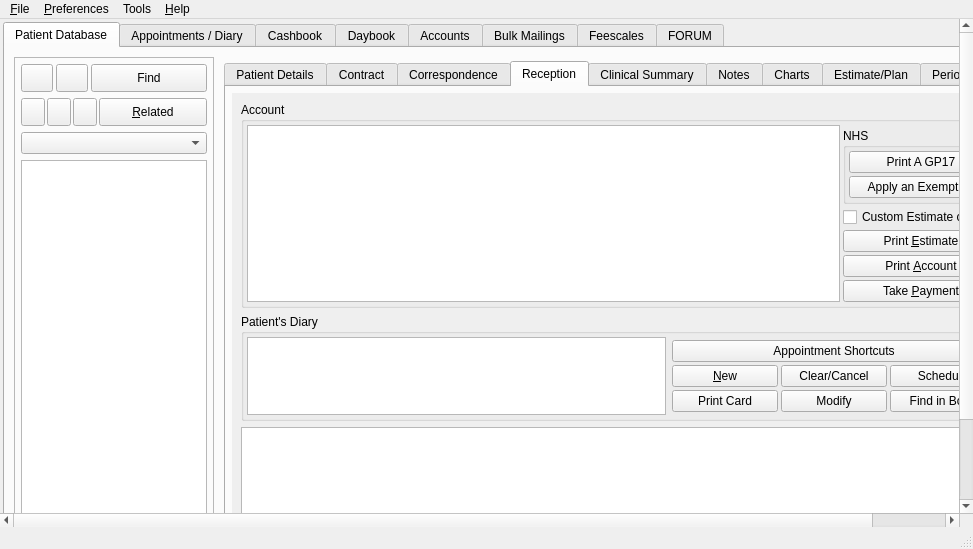
First picture: the form in src/openmolar/qt-designer/main.ui, repository rowinggolfer/openmolar1, before the edit.
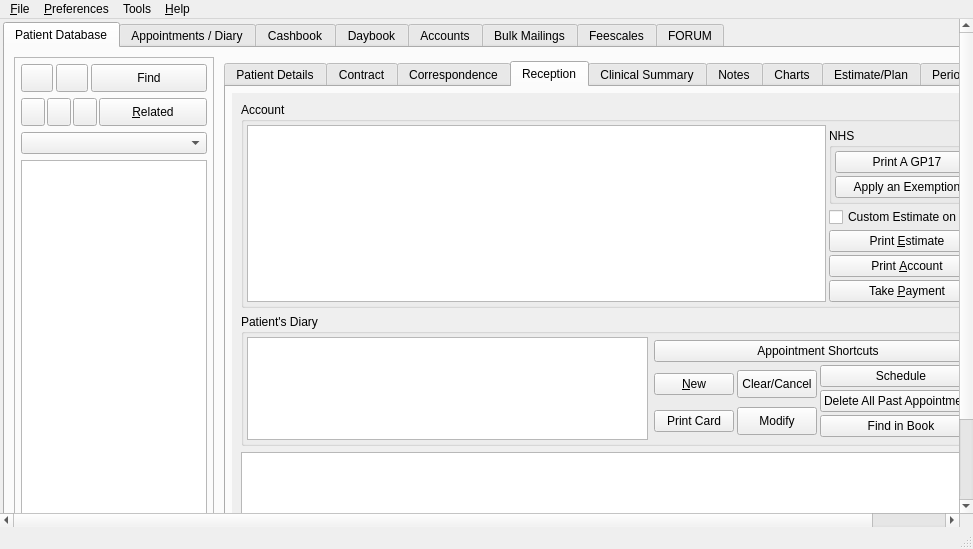
Second picture: the form after the edit. The open tabs and pages were chosen to show the change. Icons and pictures are not drawn.

Commit message: "find in book" from the reception page now highlights the appointment when moving to the relevant book.

Patch:
```diff
--- a/src/openmolar/qt-designer/main.ui
+++ b/src/openmolar/qt-designer/main.ui
@@ -60,7 +60,7 @@
       <widget class="QWidget" name="scrollAreaWidgetContents_12">
        <property name="geometry">
         <rect>
-         <x>0</x>
+         <x>-65</x>
          <y>0</y>
          <width>1017</width>
          <height>603</height>
@@ -2169,8 +2169,8 @@
                        <rect>
                         <x>0</x>
                         <y>0</y>
-                        <width>738</width>
-                        <height>464</height>
+                        <width>748</width>
+                        <height>497</height>
                        </rect>
                       </property>
                       <layout class="QVBoxLayout" name="verticalLayout_24">
@@ -2469,6 +2469,22 @@
                                    </property>
                                   </widget>
                                  </item>
+                                 <item>
+                                  <widget class="QPushButton" name="del_pastAppointments_pushButton">
+                                   <property name="sizePolicy">
+                                    <sizepolicy hsizetype="Minimum" vsizetype="Expanding">
+                                     <horstretch>0</horstretch>
+                                     <verstretch>0</verstretch>
+                                    </sizepolicy>
+                                   </property>
+                                   <property name="toolTip">
+                                    <string>Housekeeping - remove all past appointments from the patient's diary</string>
+                                   </property>
+                                   <property name="text">
+                                    <string>Delete All Past Appointments</string>
+                                   </property>
+                                  </widget>
+                                 </item>
                                  <item>
                                   <widget class="QPushButton" name="findAppt_pushButton">
                                    <property name="enabled">
```
Left out of the diff: 51 changed lines with no effect on the pictures. The commit also changes 8 other files.
